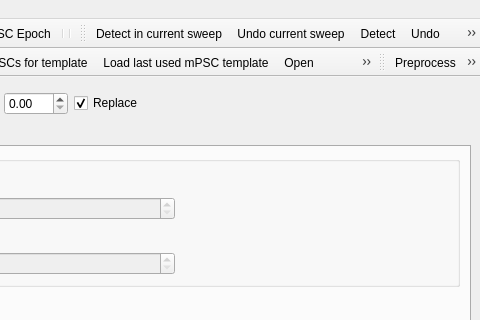
The window that ephys/mPSCDetectWindow.ui (ctigaret/scipyen) describes before a commit, drawn with Qt 5; both pictures show x 328 to 808 and y 0 to 320 of the 808 by 737 pixel window.
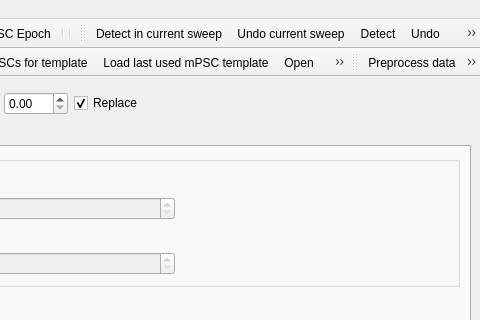
The same window after the commit. Icons and pictures are not drawn. Custom widgets are drawn as their Qt base class.

Diff of the .ui file:
```diff
--- a/ephys/mPSCDetectWindow.ui
+++ b/ephys/mPSCDetectWindow.ui
@@ -850,7 +850,6 @@
    <attribute name="toolBarBreak">
     <bool>false</bool>
    </attribute>
-   <addaction name="actionApply_with_detection"/>
    <addaction name="actionFilter_whole_data"/>
    <addaction name="actionUndo_filter_whole_data"/>
    <addaction name="actionPreview_filtered_signal"/>
```
Left out of the diff: 16 changed lines with no effect on the pictures.
